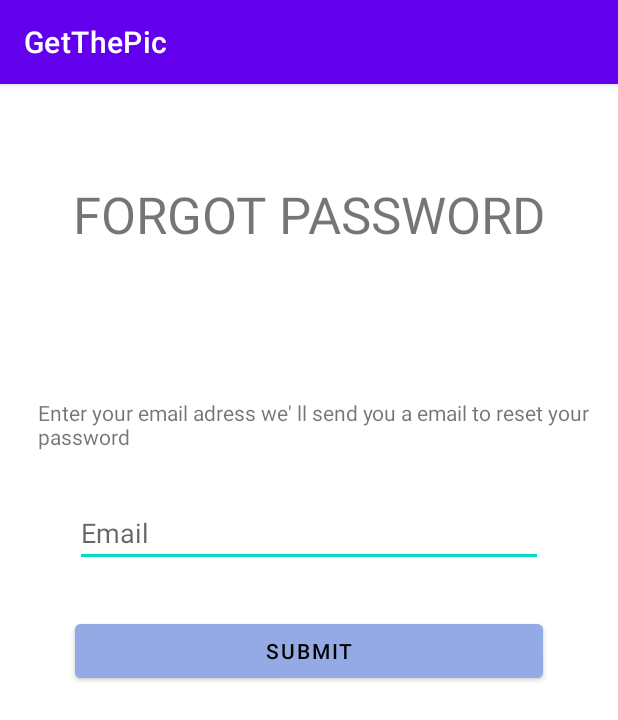
After one commit to DavidMelgaresLazaro/GetThePic22_23, an Android app: the ForgotPasswordActivity screen opened directly, with no data from a screen before it, on a phone screen of 412 x 824 dp. The commit adds this screen. Shown: the top 720 px of the screen. Run offline under Robolectric (Android 15) with nearby library versions, the phone set to English and light mode, and no system bars; our stand-ins replace Firebase (no records; nobody signed in at launch, a user with empty details on screens opened directly).

Commit message:
ForgotPassword

```diff
--- a/app/src/main/AndroidManifest.xml
+++ b/app/src/main/AndroidManifest.xml
@@ -27,7 +27,10 @@
             android:name="cat.udl.getthepic.gtidic.udl.getthepic.android.jjd2223.views.GameActivity"
             android:exported="false" />
         <activity
-                android:name="cat.udl.getthepic.gtidic.udl.getthepic.android.jjd2223.views.LoginActivity"
+            android:name="cat.udl.getthepic.gtidic.udl.getthepic.android.jjd2223.views.ForgotPasswordActivity"
+            android:exported="false" />
+        <activity
+            android:name="cat.udl.getthepic.gtidic.udl.getthepic.android.jjd2223.views.LoginActivity"
             android:exported="true">
             <intent-filter>
                 <action android:name="android.intent.action.MAIN" />
--- /dev/null
+++ b/app/src/main/java/cat/udl/getthepic/gtidic/udl/getthepic/android/jjd2223/views/ForgotPasswordActivity.java
@@ -0,0 +1,61 @@
+package cat.udl.getthepic.gtidic.udl.getthepic.android.jjd2223.views;
+
+import androidx.annotation.NonNull;
+import androidx.appcompat.app.AppCompatActivity;
+
+import android.annotation.SuppressLint;
+import android.os.Bundle;
+import android.view.View;
+import android.widget.Button;
+import android.widget.EditText;
+import android.widget.ProgressBar;
+import android.widget.Toast;
+import android.widget.Toolbar;
+
+import com.google.android.gms.tasks.OnCompleteListener;
+import com.google.android.gms.tasks.Task;
+import com.google.firebase.auth.FirebaseAuth;
+
+import cat.udl.getthepic.gtidic.udl.getthepic.getthepic.jjd2223.R;
+
+public class ForgotPasswordActivity extends AppCompatActivity {
+
+
+    EditText userEmail;
+    Button userPass;
+
+    FirebaseAuth firebaseAuth;
+
+
+    @SuppressLint("MissingInflatedId")
+    @Override
+    protected void onCreate(Bundle savedInstanceState) {
+        super.onCreate(savedInstanceState);
+        setContentView(R.layout.activity_forgot_password);
+
+        userEmail = findViewById(R.id.etEmailFWPass);
+        userPass = findViewById(R.id.btFWSubmit);
+
+
+        firebaseAuth = FirebaseAuth.getInstance();
+
+        userPass.setOnClickListener(new View.OnClickListener() {
+            @Override
+            public void onClick(View view) {
+                firebaseAuth.sendPasswordResetEmail(userEmail.getText().toString()).addOnCompleteListener(new OnCompleteListener<Void>() {
+                    @Override
+                    public void onComplete(@NonNull Task<Void> task) {
+                            if(task.isSuccessful()){
+                                Toast.makeText(ForgotPasswordActivity.this, "Password send to your email",Toast.LENGTH_LONG).show();
+                            }else{
+                                Toast.makeText(ForgotPasswordActivity.this, task.getException().getMessage(),Toast.LENGTH_LONG).show();
+                            }
+                    }
+                });
+            }
+        });
+
+
+    }
+
+}
--- a/app/src/main/java/cat/udl/getthepic/gtidic/udl/getthepic/android/jjd2223/views/LoginActivity.java
+++ b/app/src/main/java/cat/udl/getthepic/gtidic/udl/getthepic/android/jjd2223/views/LoginActivity.java
@@ -35,10 +35,16 @@ public class LoginActivity extends AppCompatActivity {
         etPassword = findViewById(R.id.etPasswordLogin);
         findViewById(R.id.btLogin).setOnClickListener(v -> login());
         findViewById(R.id.btLoginToSignUp).setOnClickListener(v -> loginToSignUp());
+        findViewById(R.id.btFWPass).setOnClickListener((v ->  loginToFWPass()));
         // Initialize Firebase Auth
         mAuth = FirebaseAuth.getInstance();
     }
 
+
+    private void loginToFWPass() {
+        Intent i = new Intent(this, ForgotPasswordActivity.class);
+        startActivity(i);
+    }
     private void loginToSignUp() {
         Intent i = new Intent(this, SignInActivity.class);
         startActivity(i);
--- /dev/null
+++ b/app/src/main/res/layout/activity_forgot_password.xml
@@ -0,0 +1,70 @@
+<?xml version="1.0" encoding="utf-8"?>
+<androidx.constraintlayout.widget.ConstraintLayout xmlns:android="http://schemas.android.com/apk/res/android"
+    xmlns:app="http://schemas.android.com/apk/res-auto"
+    xmlns:tools="http://schemas.android.com/tools"
+    android:layout_width="match_parent"
+    android:layout_height="match_parent"
+    tools:context="cat.udl.getthepic.gtidic.udl.getthepic.android.jjd2223.views.ForgotPasswordActivity">
+
+    <Button
+        android:id="@+id/btFWSubmit"
+        android:layout_width="0dp"
+        android:layout_height="wrap_content"
+        android:layout_marginTop="32dp"
+        android:backgroundTint="@color/material_dynamic_primary70"
+        android:text="@string/Submit"
+        android:textColor="@color/black"
+        app:layout_constraintEnd_toStartOf="@+id/guidelineLoginRight2"
+        app:layout_constraintStart_toStartOf="@+id/guidelineLoginLeft2"
+        app:layout_constraintTop_toBottomOf="@+id/etEmailFWPass" />
+
+    <androidx.constraintlayout.widget.Guideline
+        android:id="@+id/guidelineLoginRight2"
+        android:layout_width="wrap_content"
+        android:layout_height="wrap_content"
+        android:orientation="vertical"
+        app:layout_constraintGuide_end="50dp" />
+
+    <androidx.constraintlayout.widget.Guideline
+        android:id="@+id/guidelineLoginLeft2"
+        android:layout_width="wrap_content"
+        android:layout_height="wrap_content"
+        android:orientation="vertical"
+        app:layout_constraintGuide_begin="50dp" />
+
+    <EditText
+        android:id="@+id/etEmailFWPass"
+        android:layout_width="0dp"
+        android:layout_height="wrap_content"
+        android:layout_marginTop="32dp"
+        android:ems="10"
+        android:hint="@string/email"
+        android:inputType="textEmailAddress"
+        app:layout_constraintEnd_toStartOf="@+id/guidelineLoginRight2"
+        app:layout_constraintStart_toStartOf="@+id/guidelineLoginLeft2"
+        app:layout_constraintTop_toBottomOf="@+id/ExplanationFW" />
+
+    <TextView
+        android:id="@+id/tvLoginTxt2"
+        android:layout_width="wrap_content"
+        android:layout_height="wrap_content"
+        android:layout_marginTop="64dp"
+        android:text="@string/FWPass"
+        android:textAllCaps="true"
+        android:textSize="34sp"
+        app:layout_constraintEnd_toEndOf="parent"
+        app:layout_constraintStart_toStartOf="parent"
+        app:layout_constraintTop_toTopOf="parent" />
+
+    <TextView
+        android:id="@+id/ExplanationFW"
+        android:layout_width="wrap_content"
+        android:layout_height="wrap_content"
+        android:layout_marginTop="209dp"
+        android:text="@string/ExplanationFWPass"
+        android:textAlignment="viewStart"
+        app:layout_constraintEnd_toEndOf="parent"
+        app:layout_constraintStart_toStartOf="@+id/guidelineLoginLeft2"
+        app:layout_constraintTop_toTopOf="parent" />
+
+</androidx.constraintlayout.widget.ConstraintLayout>
--- a/app/src/main/res/layout/login.xml
+++ b/app/src/main/res/layout/login.xml
@@ -63,11 +63,25 @@
         android:id="@+id/btLoginToSignUp"
         android:layout_width="0dp"
         android:layout_height="wrap_content"
-        android:layout_marginTop="16dp"
+        android:layout_marginTop="32dp"
         android:backgroundTint="@color/material_dynamic_primary70"
         android:text="@string/SignUp"
         android:textColor="@color/black"
         app:layout_constraintEnd_toStartOf="@+id/guidelineLoginRight"
+        app:layout_constraintHorizontal_bias="0.0"
+        app:layout_constraintStart_toStartOf="@+id/guidelineLoginLeft"
+        app:layout_constraintTop_toBottomOf="@+id/btFWPass" />
+
+    <Button
+        android:id="@+id/btFWPass"
+        android:layout_width="0dp"
+        android:layout_height="wrap_content"
+        android:layout_marginTop="16dp"
+        android:backgroundTint="@color/material_dynamic_primary70"
+        android:text="@string/FWPass"
+        android:textColor="@color/black"
+        app:layout_constraintEnd_toStartOf="@+id/guidelineLoginRight"
+        app:layout_constraintHorizontal_bias="0.0"
         app:layout_constraintStart_toStartOf="@+id/guidelineLoginLeft"
         app:layout_constraintTop_toBottomOf="@+id/btLogin" />
 
--- a/app/src/main/res/values/strings.xml
+++ b/app/src/main/res/values/strings.xml
@@ -21,4 +21,7 @@
     <string name="Login">Login</string>
     <string name="SignUp">SignUp</string>
     <string name="VerifyEmail">Verifica el teu Email</string>
+    <string name="FWPass">FORGOT PASSWORD</string>
+    <string name="Submit">SUBMIT</string>
+    <string name="ExplanationFWPass">Enter your email adress we\' ll send you a email to reset your password</string>
 </resources>
```
